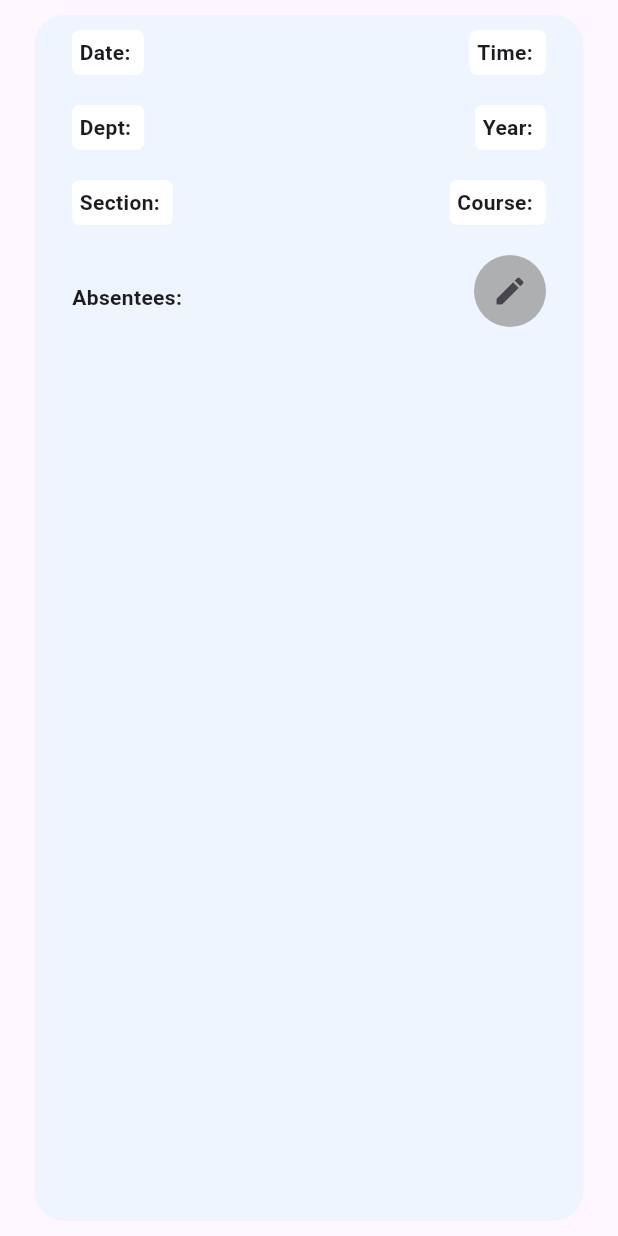
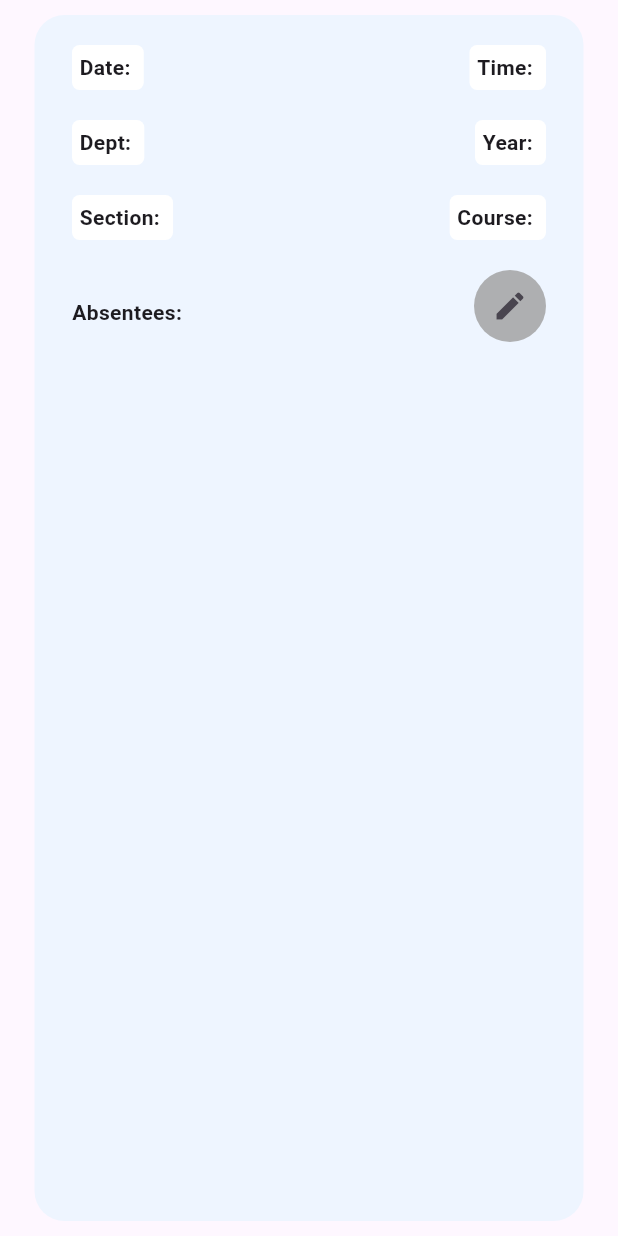
Before and after one commit to Sriramkarthikakula/Online_attendance_app, a Flutter app: the Datawidget widget shown alone on an empty page, opened directly with empty values, on a phone screen of 412 x 824 dp. Run offline on Flutter 3.47's test engine with Material 3 defaults, Android fonts, the phone set to English and light mode, and no system bars; our stand-ins replace cloud_firestore, firebase_auth, firebase_core, firebase_storage, image_picker, open_file and 2 more; accounts and stored records are empty.

Commit message:
Update Faculty_History.dart

```diff
--- a/lib/screens/Faculty_History.dart
+++ b/lib/screens/Faculty_History.dart
@@ -209,7 +209,7 @@ class Datawidget extends StatelessWidget {
   Widget build(BuildContext context) {
     return Container(
       margin: EdgeInsets.symmetric(vertical: 10.0,horizontal: 23.0),
-      padding: EdgeInsets.symmetric(vertical: 10.0,horizontal: 25.0),
+      padding: EdgeInsets.fromLTRB(25, 20, 25, 10),
       decoration: BoxDecoration(
         color: Color(0xffEEF5FF),
         borderRadius: BorderRadius.all(Radius.circular(20.0)),
```
